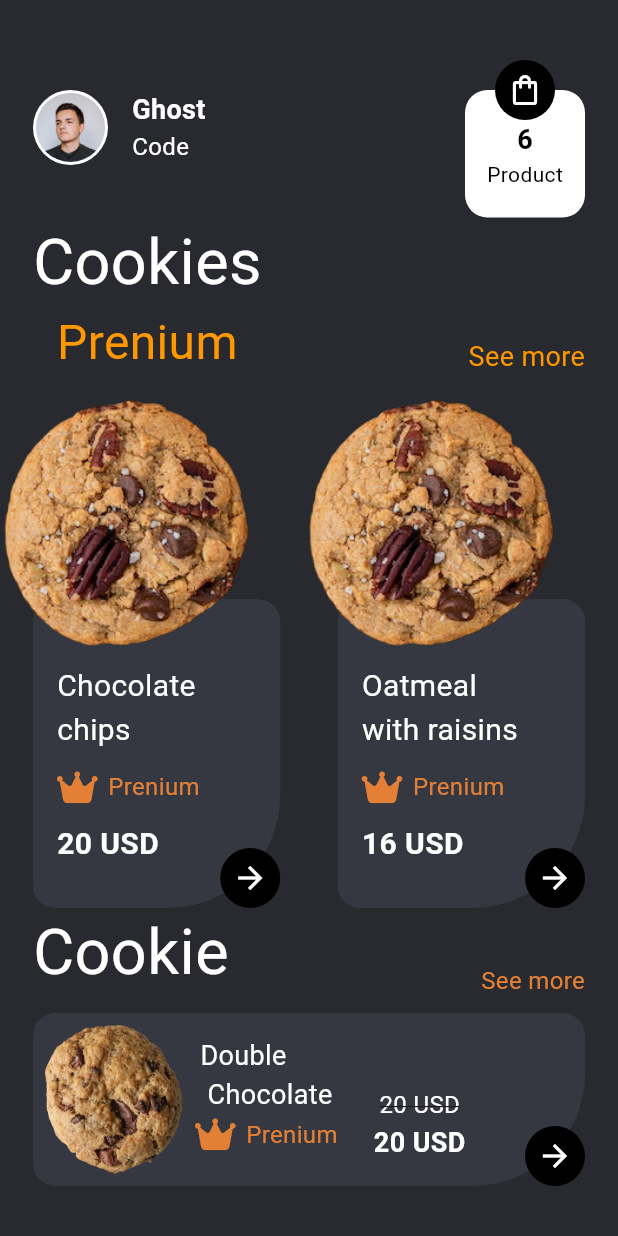
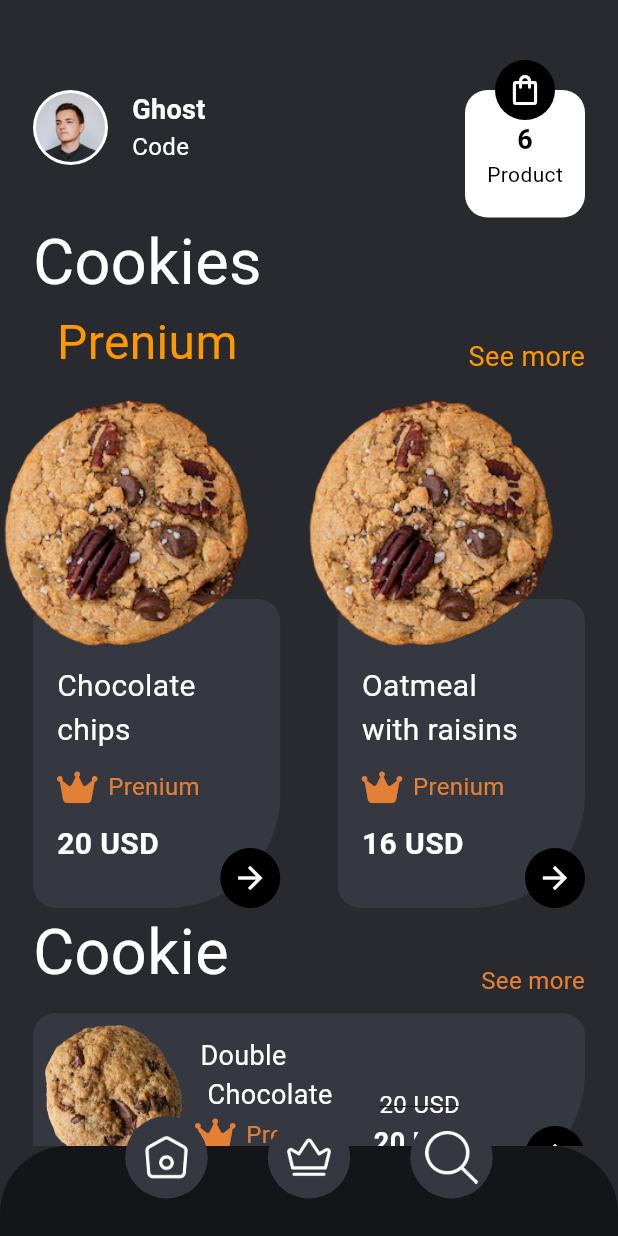
Before and after one commit to abdGhost/cookies_UI, a Flutter app: the screen it shows after launch, on a phone screen of 412 x 824 dp. Run offline on Flutter 3.47's test engine with Material 2 defaults, Android fonts, the phone set to English and light mode, and no system bars; our stand-ins replace font_awesome_flutter.

Commit message:
Worked on bottom navbar

```diff
--- a/lib/views/home/home_screen.dart
+++ b/lib/views/home/home_screen.dart
@@ -1,5 +1,6 @@
 import 'package:cookies_ui_app/colors.dart';
 import 'package:cookies_ui_app/models/cookies.dart';
+import 'package:cookies_ui_app/widgets/bottom_nav_bar.dart';
 import 'package:cookies_ui_app/widgets/cookies_card_widget.dart';
 import 'package:flutter/material.dart';
 
@@ -52,6 +53,7 @@ class HomeScreen extends StatelessWidget {
           ),
         ),
       ),
+      bottomNavigationBar: const BottomNavBar(),
     );
   }
 }
--- /dev/null
+++ b/lib/widgets/bottom_nav_bar.dart
@@ -0,0 +1,36 @@
+import 'package:cookies_ui_app/app_colors.dart';
+import 'package:cookies_ui_app/widgets/bottom_nav_button_widget.dart';
+import 'package:flutter/material.dart';
+
+class BottomNavBar extends StatelessWidget {
+  const BottomNavBar({super.key});
+
+  @override
+  Widget build(BuildContext context) {
+    return Stack(
+      clipBehavior: Clip.none,
+      children: [
+        Container(
+          height: 60,
+          decoration: const BoxDecoration(
+            color: navBarcolor,
+            borderRadius: BorderRadius.vertical(top: Radius.circular(45)),
+          ),
+        ),
+        const Positioned.fill(
+          top: -20,
+          child: Row(
+            mainAxisAlignment: MainAxisAlignment.center,
+            children: [
+              NavBarButton(icon: 'assets/home.png'),
+              SizedBox(width: 40),
+              NavBarButton(icon: 'assets/premium.png'),
+              SizedBox(width: 40),
+              NavBarButton(icon: 'assets/search.png'),
+            ],
+          ),
+        ),
+      ],
+    );
+  }
+}
--- /dev/null
+++ b/lib/widgets/bottom_nav_button_widget.dart
@@ -0,0 +1,29 @@
+import 'package:cookies_ui_app/app_colors.dart';
+import 'package:flutter/material.dart';
+
+class NavBarButton extends StatelessWidget {
+  final String? icon;
+  const NavBarButton({
+    super.key,
+    this.icon,
+  });
+
+  @override
+  Widget build(BuildContext context) {
+    return Column(
+      children: [
+        Container(
+          height: 55,
+          width: 55,
+          padding: const EdgeInsets.all(10),
+          decoration:
+              const BoxDecoration(shape: BoxShape.circle, color: buttonColor),
+          child: Image.asset(
+            icon!,
+            color: Colors.white,
+          ),
+        ),
+      ],
+    );
+  }
+}
```
Also changed, not shown: assets/high-quality.png (added), assets/magnifying-glass.png (added).
